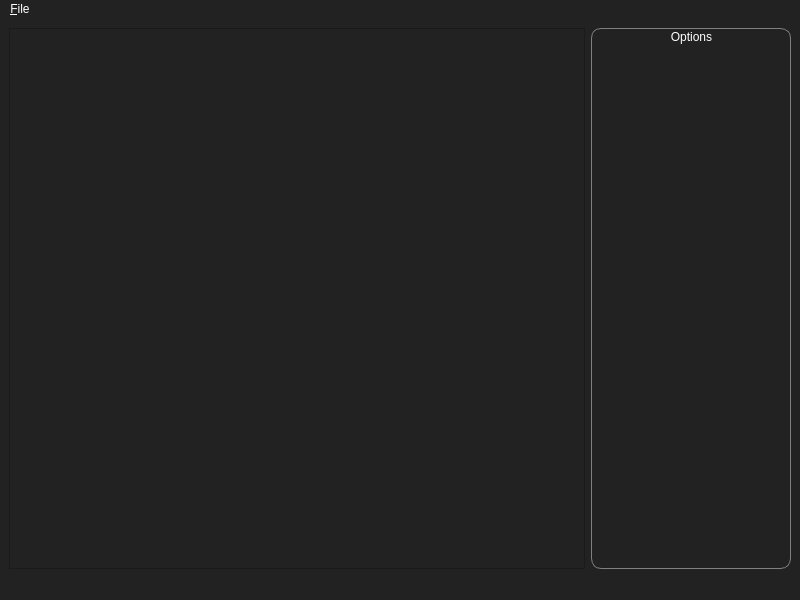
First picture: the form in src/app/main_window.ui, repository BenjikQ/Livewire, before the edit.
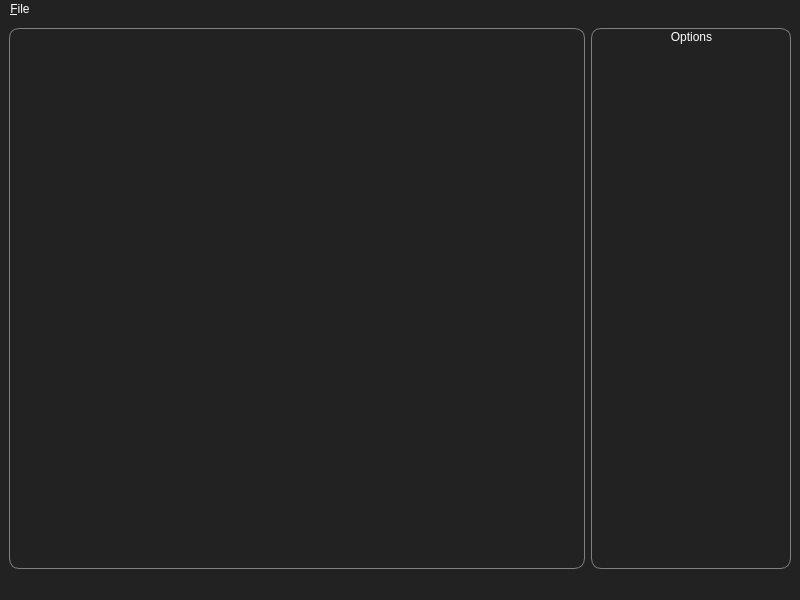
Second picture: the form after the edit.

Commit message: Add label to status bar

Diff of the .ui file:
```diff
--- a/src/app/main_window.ui
+++ b/src/app/main_window.ui
@@ -34,6 +34,11 @@
 {
 	border: 1px solid gray;
 	border-radius: 10px;
+}
+QGraphicsView
+{
+	border: 1px solid gray;
+	border-radius: 10px;
 }</string>
   </property>
   <widget class="QWidget" name="centralwidget">
```
The commit also changes 4 other files.
